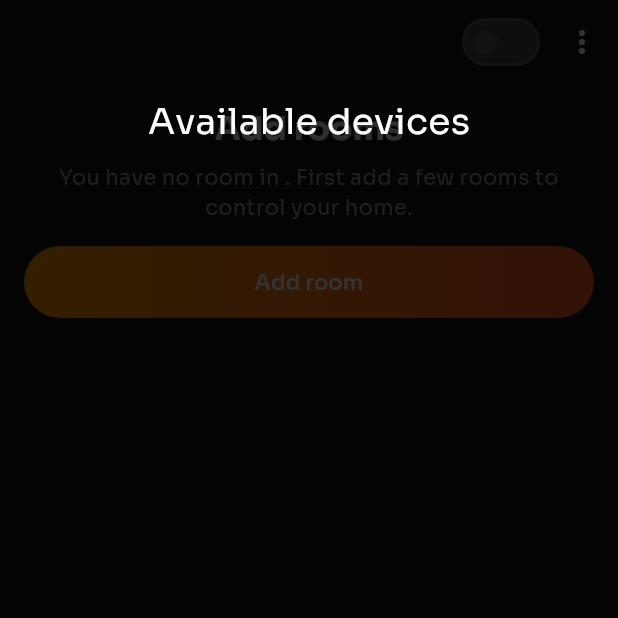
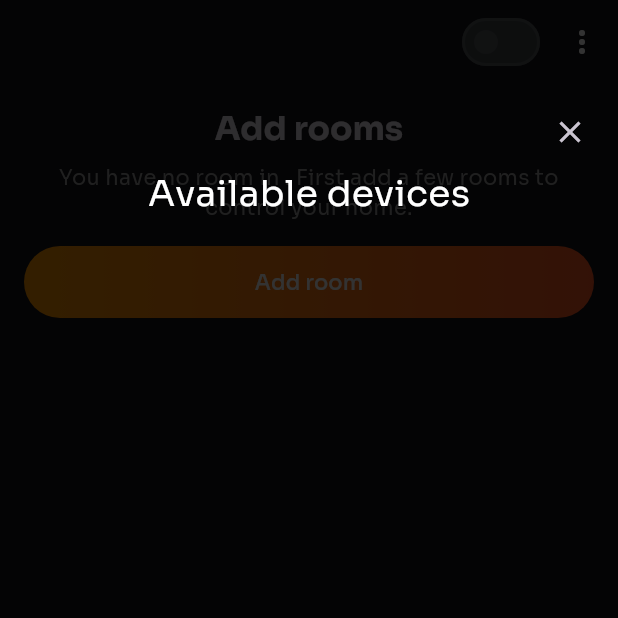
Before and after one commit to noa-cvlct/huedada, a Flutter app: the screen it shows once a user with an empty profile is signed in, on a phone screen of 412 x 824 dp, the top half of it. Run offline on Flutter 3.47's test engine with Material 3 defaults, Android fonts, the phone set to English and light mode, and no system bars; our stand-ins replace auto_route, bloc, cloud_firestore, easy_debounce, equatable, firebase_auth and 4 more; accounts and stored records are empty; generated files the repository leaves out were written again.

Commit message:
Added close button to skip bluetooth device

```diff
--- a/lib/bluetooth/bloc/bluetooth_pairing_cubit.dart
+++ b/lib/bluetooth/bloc/bluetooth_pairing_cubit.dart
@@ -55,6 +55,10 @@ class BluetoothPairingCubit extends Cubit<BluetoothPairingState> {
     ));
   }
 
+  void skip() {
+    emit(state.copyWith(status: BluetoothPairingStateStatus.initial));
+  }
+
   @override
   Future<void> close() {
     FlutterBluePlus.stopScan();
--- a/lib/bluetooth/view/available_devices_widget.dart
+++ b/lib/bluetooth/view/available_devices_widget.dart
@@ -30,6 +30,12 @@ class AvailableDevicesWidget extends StatelessWidget {
           mainAxisAlignment: MainAxisAlignment.start,
           children: [
             SizedBox(height: AppBar().preferredSize.height),
+            Align(
+                alignment: Alignment.topRight,
+                child: IconButton(
+                  icon: const Icon(Icons.close),
+                  onPressed: () => context.read<BluetoothPairingCubit>().skip(),
+                )),
             const Text(
               'Available devices',
               style: TextStyle(
```
